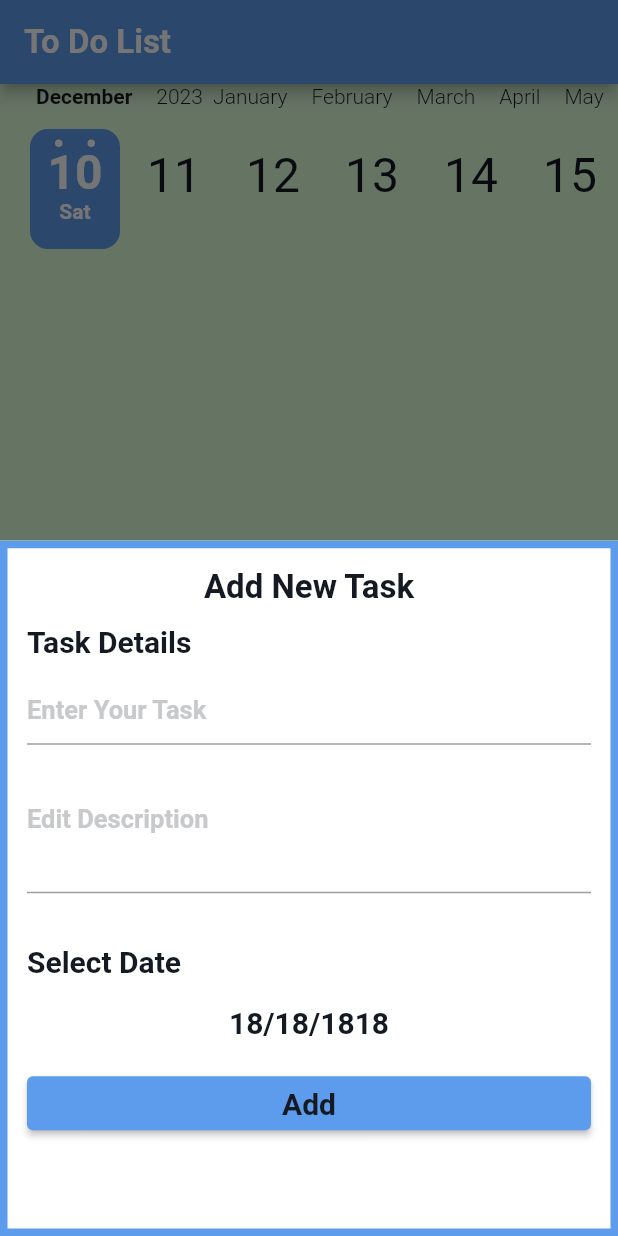
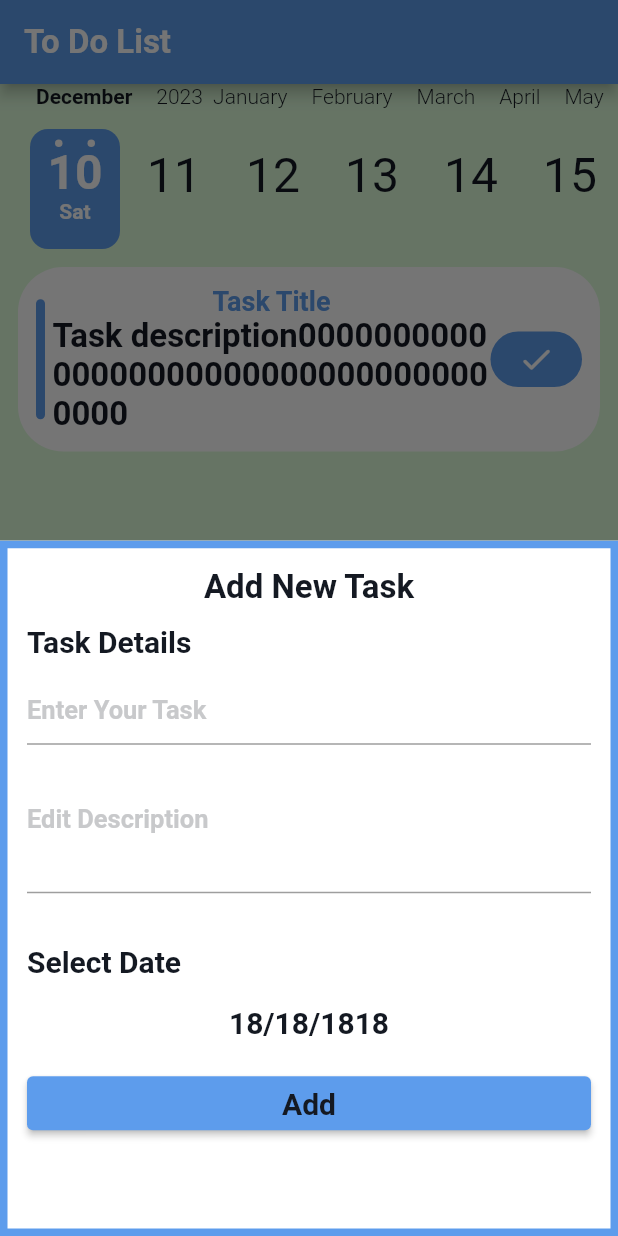
Before and after one commit to MarkMeme/To_Do_List_App, a Flutter app: the screen it shows after launch, after a tap on the "add task" icon, on a phone screen of 412 x 824 dp. Run offline on Flutter 3.47's test engine with Material 2 defaults, Android fonts, the phone set to English and light mode, and no system bars; drawn by our look-alikes of calendar_timeline; our stand-ins replace cloud_firestore, firebase_core; accounts and stored records are empty; generated files the repository leaves out were written again.

Commit message:
added basic task item

```diff
--- a/lib/home/home_page.dart
+++ b/lib/home/home_page.dart
@@ -1,7 +1,7 @@
 import 'package:flutter/material.dart';
 import 'package:flutter_gen/gen_l10n/app_localizations.dart';
 import 'package:provider/provider.dart';
-import 'package:to_do_app/home/tasks_tab.dart';
+import 'package:to_do_app/task_details/tasks_tab.dart';
 import 'package:to_do_app/settings_details/settings_tab.dart';
 import 'package:to_do_app/task_details/add_task_bottom_sheet.dart';
 import 'package:to_do_app/theme_data.dart';
--- a/lib/main.dart
+++ b/lib/main.dart
@@ -1,15 +1,18 @@
+import 'package:cloud_firestore/cloud_firestore.dart';
+import 'package:firebase_core/firebase_core.dart';
 import 'package:flutter/material.dart';
+import 'package:flutter_gen/gen_l10n/app_localizations.dart';
+import 'package:provider/provider.dart';
 import 'package:to_do_app/providers/AppConfigProvider.dart';
 import 'package:to_do_app/theme_data.dart';
-import 'package:flutter_localizations/flutter_localizations.dart';
 import 'home/home_page.dart';
-import 'package:provider/provider.dart';
-import 'package:flutter_gen/gen_l10n/app_localizations.dart';
-void main() {
+void main() async {
+  WidgetsFlutterBinding.ensureInitialized();
+  await Firebase.initializeApp();
+  await FirebaseFirestore.instance.disableNetwork();
   runApp(ChangeNotifierProvider(
       create: (BuildContext context) => AppConfigProvider(),
-  child:const MyApp()
-  ));
+      child: const MyApp()));
 }
 
 class MyApp extends StatelessWidget {
@@ -22,9 +25,7 @@ class MyApp extends StatelessWidget {
     return MaterialApp(
       debugShowCheckedModeBanner: false,
       initialRoute: HomePage.routeName,
-      routes: {
-        HomePage.routeName: (context) => HomePage()
-      },
+      routes: {HomePage.routeName: (context) => HomePage()},
       theme: MyThemeData.lightTheme,
       darkTheme: MyThemeData.darkTheme,
       themeMode: provider.appTheme,
--- /dev/null
+++ b/lib/task_details/task_item.dart
@@ -0,0 +1,60 @@
+import 'package:flutter/material.dart';
+import 'package:to_do_app/theme_data.dart';
+
+class TaskItem extends StatefulWidget {
+  const TaskItem({Key? key}) : super(key: key);
+
+  @override
+  State<TaskItem> createState() => _TaskItemState();
+}
+
+class _TaskItemState extends State<TaskItem> {
+  @override
+  Widget build(BuildContext context) {
+    return Container(
+            decoration: BoxDecoration(
+              color: Colors.white,
+                borderRadius: BorderRadius.circular(30)),
+            padding: EdgeInsets.all(12),
+            margin: EdgeInsets.all(12),
+            child: Row(
+              mainAxisAlignment: MainAxisAlignment.spaceBetween,
+              children: [
+                Container(
+                  height: 80,
+                  width: 6,
+                  decoration: BoxDecoration(
+                    color: MyThemeData.primaryLight,
+                    borderRadius: BorderRadius.circular(30)
+                  ),
+                ),
+               SizedBox(width: 5,),
+               Expanded(child: Column(
+                  children: [
+                    Text('Task Title',style: Theme.of(context).textTheme.headline2,),
+                    Text('Task description0000000000000000000000000000000000000',style: Theme.of(context).textTheme.headline3,)
+                  ],
+                ),
+                ),
+
+
+                InkWell(
+                  onTap: () {
+                    // DATA BASE
+                  },
+                  child: Container(
+                    padding: EdgeInsets.symmetric(vertical: 6, horizontal: 18),
+                    decoration: BoxDecoration(
+                        color: MyThemeData.primaryLight,
+                        borderRadius: BorderRadius.circular(30)),
+                    child: Icon(
+                      Icons.check_rounded,
+                      size: 25,
+                      color: Colors.white,
+                    ),
+                  ),
+                )
+              ],
+            ));
+  }
+}
--- a/lib/home/tasks_tab.dart
+++ b/lib/task_details/tasks_tab.dart
@@ -1,5 +1,6 @@
 import 'package:calendar_timeline/calendar_timeline.dart';
 import 'package:flutter/material.dart';
+import 'package:to_do_app/task_details/task_item.dart';
 
 import '../theme_data.dart';
 
@@ -30,6 +31,10 @@ class _TasksTabState extends State<TasksTab> {
             selectableDayPredicate: (date) => true,
             locale: 'en_ISO',
           ),
+          Expanded(child: ListView.builder(
+            itemBuilder: (context,index) { return TaskItem();},
+            itemCount: 1,
+          ))
         ],
       ),
     );
--- a/lib/theme_data.dart
+++ b/lib/theme_data.dart
@@ -48,13 +48,13 @@ class MyThemeData {
         headline1: TextStyle(
             color: blackColor, fontSize: 22, fontWeight: FontWeight.bold),
         headline2: TextStyle(
-            color: primaryLight, fontWeight: FontWeight.bold, fontSize: 18),
+            color: primaryLight, fontWeight: FontWeight.bold, fontSize: 22),
         subtitle2: TextStyle(
             color: greenColor, fontWeight: FontWeight.bold, fontSize: 18),
         subtitle1: TextStyle(
             color: redColor, fontWeight: FontWeight.bold, fontSize: 22),
         headline3: TextStyle(
-            color: whiteColor, fontWeight: FontWeight.bold, fontSize: 22),
+            color: whiteColor, fontWeight: FontWeight.bold, fontSize: 18),
         headline4: TextStyle(
             color: greyLight, fontWeight: FontWeight.bold, fontSize: 17),
         headline5: TextStyle( // data select time
--- a/pubspec.yaml
+++ b/pubspec.yaml
@@ -40,6 +40,8 @@ dependencies:
   # The following adds the Cupertino Icons font to your application.
   # Use with the CupertinoIcons class for iOS style icons.
   cupertino_icons: ^1.0.2
+  firebase_core: ^2.3.0
+  cloud_firestore: ^4.1.0
 
 dev_dependencies:
   flutter_test:
```
Also changed, not shown: pubspec.lock, 2 other files.
